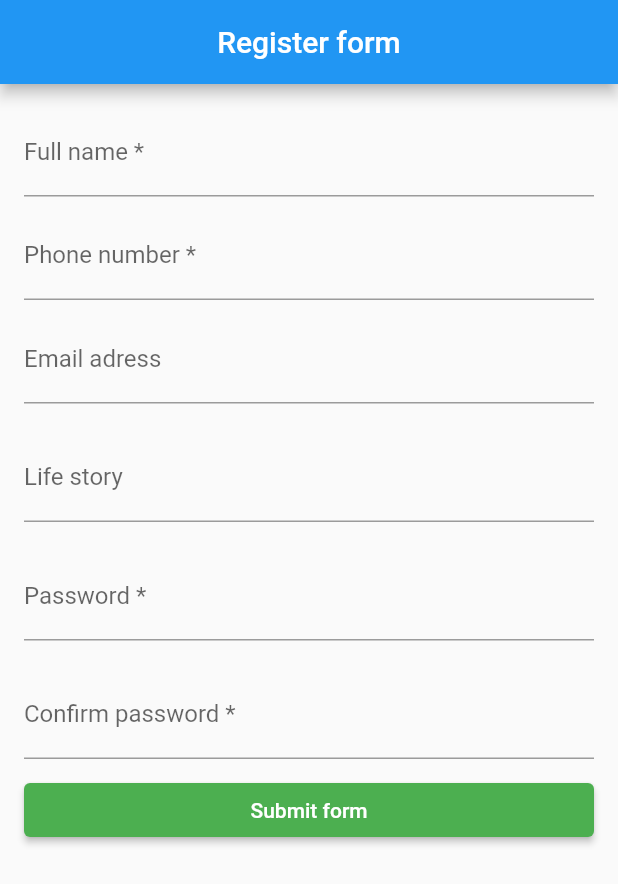
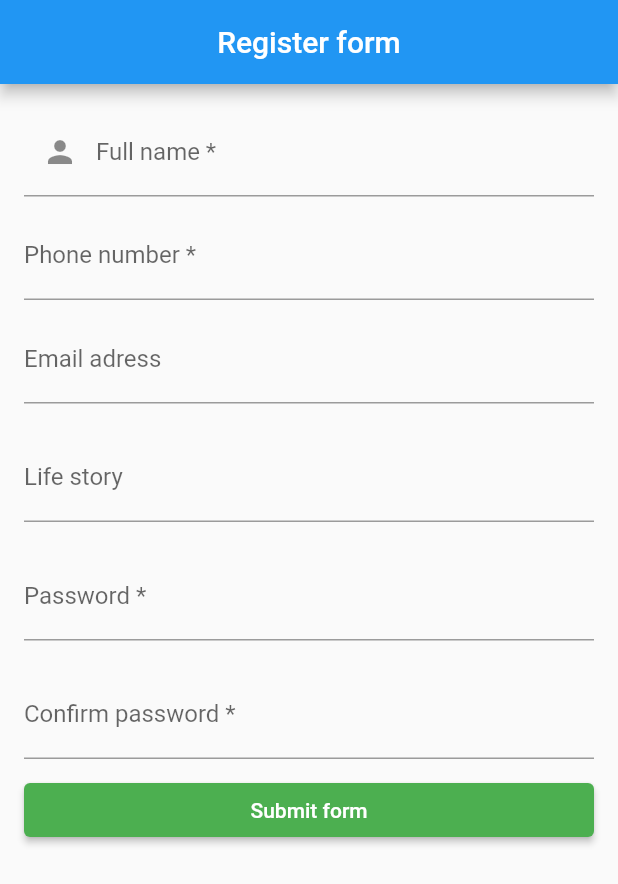
Before and after one commit to GarifullinII/flutter_form, a Flutter app: the screen it shows after launch, on a phone screen of 412 x 824 dp. Shown: the top 884 px of the screen. Run offline on Flutter 3.47's test engine with Material 2 defaults, Android fonts, the phone set to English and light mode, and no system bars.

Commit message:
added prefixIcon

```diff
--- a/lib/pages/register_form_page.dart
+++ b/lib/pages/register_form_page.dart
@@ -21,6 +21,9 @@ class _RegisterFormPageState extends State<RegisterFormPage> {
             decoration: InputDecoration(
               labelText: 'Full name *',
               hintText: 'Introduce youreself', // скрытый текст
+              prefixIcon: Icon(
+                Icons.person,
+              ), // префиксная иконка
             ),
           ),
           SizedBox(
```
